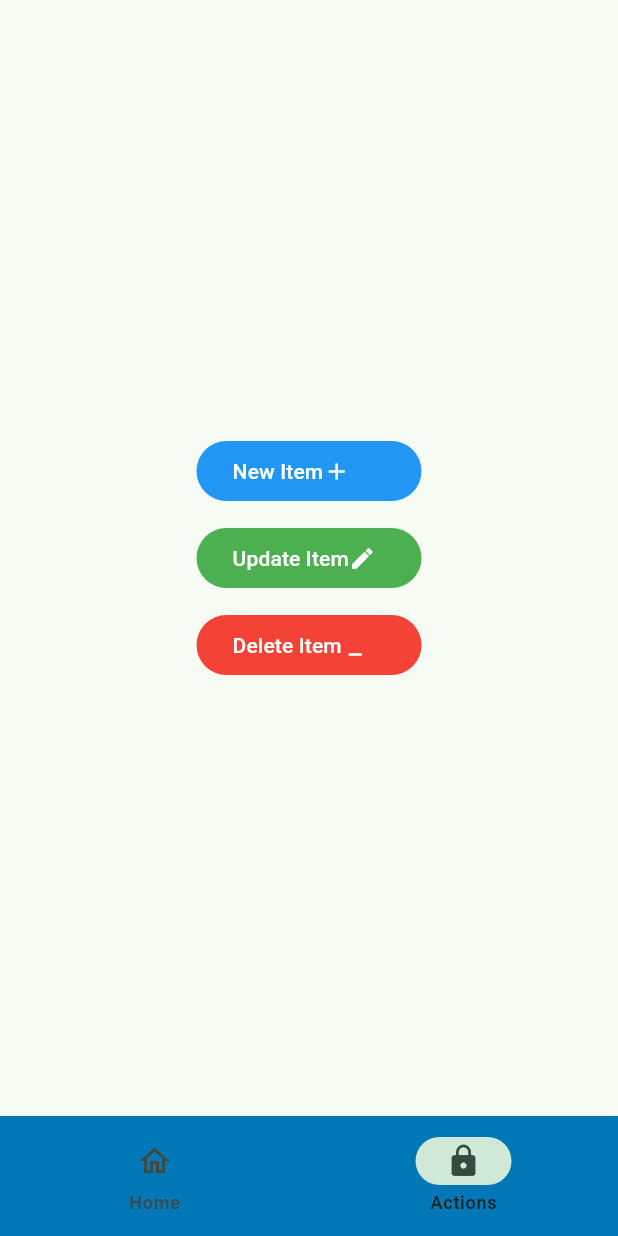
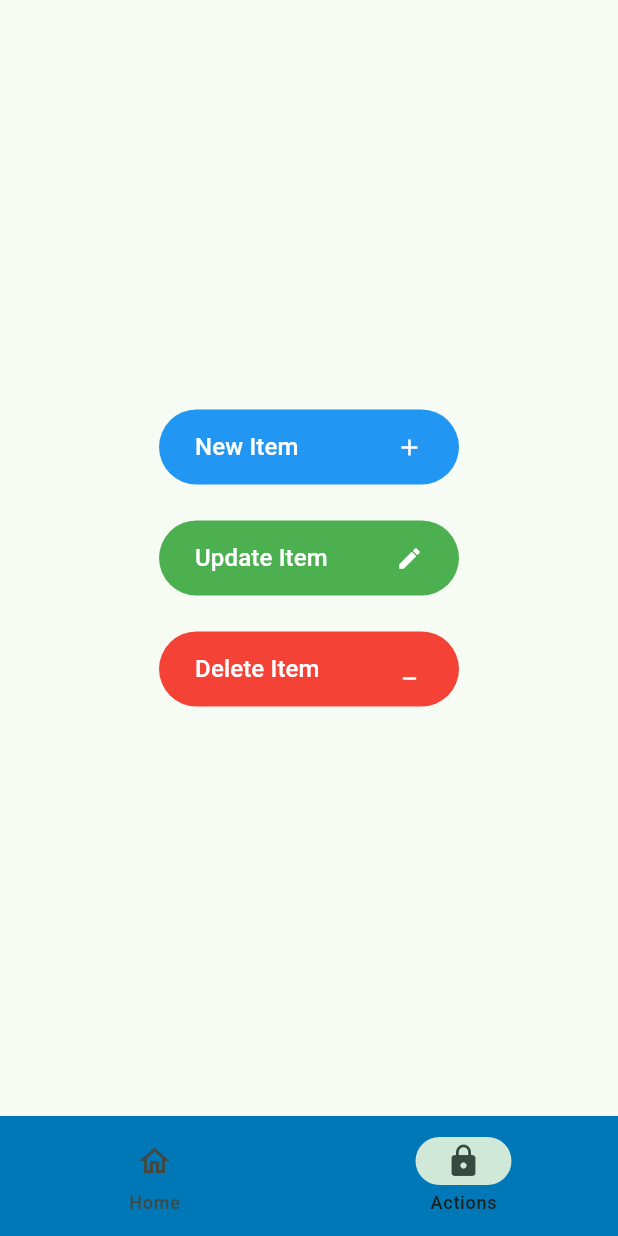
Before and after one commit to ieeeconcordia/quick_inv, a Flutter app: the screen it shows after launch, item 2 of the bottom bar chosen, on a phone screen of 412 x 824 dp. Run offline on Flutter 3.47's test engine with Material 3 defaults, Android fonts, the phone set to English and light mode, and no system bars; our stand-ins replace dotted_border, image_picker, pocketbase.

Commit message:
Minor changes in the Action Page

```diff
--- a/lib/screens/ActionScreen.dart
+++ b/lib/screens/ActionScreen.dart
@@ -1,4 +1,6 @@
+import 'package:flutter/cupertino.dart';
 import 'package:flutter/material.dart';
+import 'package:flutter/widgets.dart';
 import 'package:quick_inv/add_items/FirstAddPage.dart';
 import 'package:quick_inv/edit_items/FirstUpdatePage.dart';
 import 'package:quick_inv/screens/DeleteItemScreen.dart';
@@ -14,7 +16,8 @@ class ActionScreen extends StatelessWidget {
           mainAxisAlignment: MainAxisAlignment.center,
           children: [
             SizedBox(
-              width: 150,
+              width: 200,
+              height: 50,
               child: FilledButton(
                 onPressed: () => {
                   Navigator.push(
@@ -24,15 +27,23 @@ class ActionScreen extends StatelessWidget {
                 },
                 style: const ButtonStyle(
                     backgroundColor:
-                    MaterialStatePropertyAll<Color>(Colors.blue)),
+                        MaterialStatePropertyAll<Color>(Colors.blue)),
                 child: const Row(
-                  children: [Text("New Item"), Icon(Icons.add)],
+                  children: [
+                    Text(
+                      "New Item",
+                      style: TextStyle(fontSize: 16),
+                    ),
+                    Spacer(),
+                    Icon(Icons.add)
+                  ],
                 ),
               ),
             ),
-            const SizedBox(height: 10),
+            const SizedBox(height: 24),
             SizedBox(
-              width: 150,
+              width: 200,
+              height: 50,
               child: FilledButton(
                 onPressed: () => {
                   Navigator.push(
@@ -42,15 +53,23 @@ class ActionScreen extends StatelessWidget {
                 },
                 style: const ButtonStyle(
                     backgroundColor:
-                    MaterialStatePropertyAll<Color>(Colors.green)),
+                        MaterialStatePropertyAll<Color>(Colors.green)),
                 child: const Row(
-                  children: [Text("Update Item"), Icon(Icons.edit)],
+                  children: [
+                    Text(
+                      "Update Item",
+                      style: TextStyle(fontSize: 16),
+                    ),
+                    Spacer(),
+                    Icon(Icons.edit)
+                  ],
                 ),
               ),
             ),
-            const SizedBox(height: 10),
+            const SizedBox(height: 24),
             SizedBox(
-              width: 150,
+              width: 200,
+              height: 50,
               child: FilledButton(
                 onPressed: () => {
                   Navigator.push(
@@ -60,9 +79,16 @@ class ActionScreen extends StatelessWidget {
                 },
                 style: const ButtonStyle(
                     backgroundColor:
-                    MaterialStatePropertyAll<Color>(Colors.red)),
+                        MaterialStatePropertyAll<Color>(Colors.red)),
                 child: const Row(
-                  children: [Text("Delete Item"), Icon(Icons.minimize_rounded)],
+                  children: [
+                    Text(
+                      "Delete Item",
+                      style: TextStyle(fontSize: 16),
+                    ),
+                    Spacer(),
+                    Icon(Icons.minimize_rounded)
+                  ],
                 ),
               ),
             ),
```
